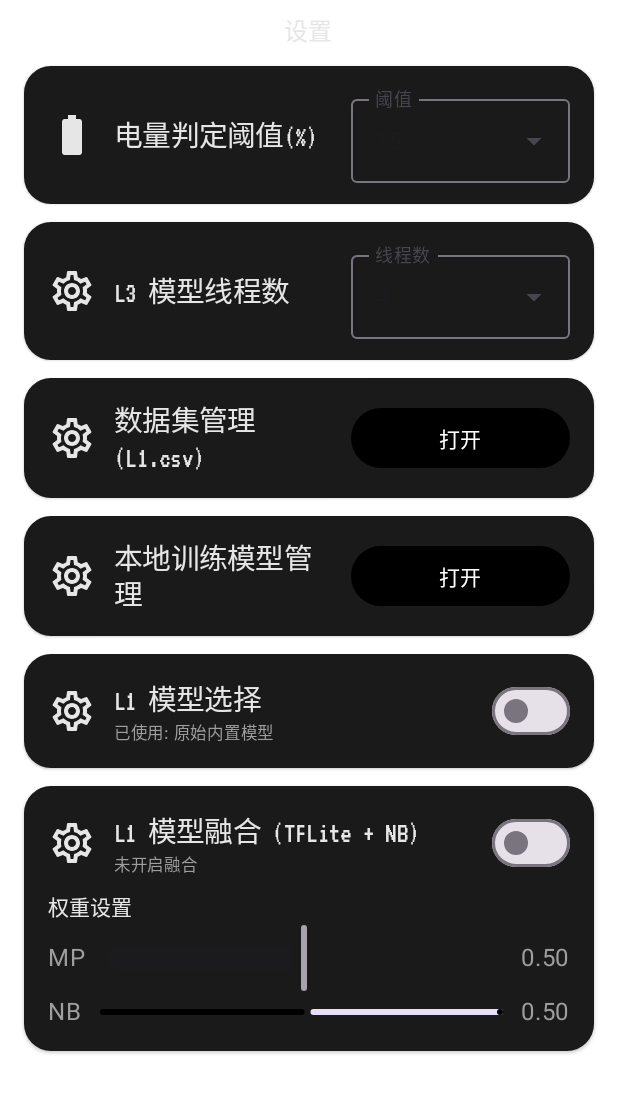
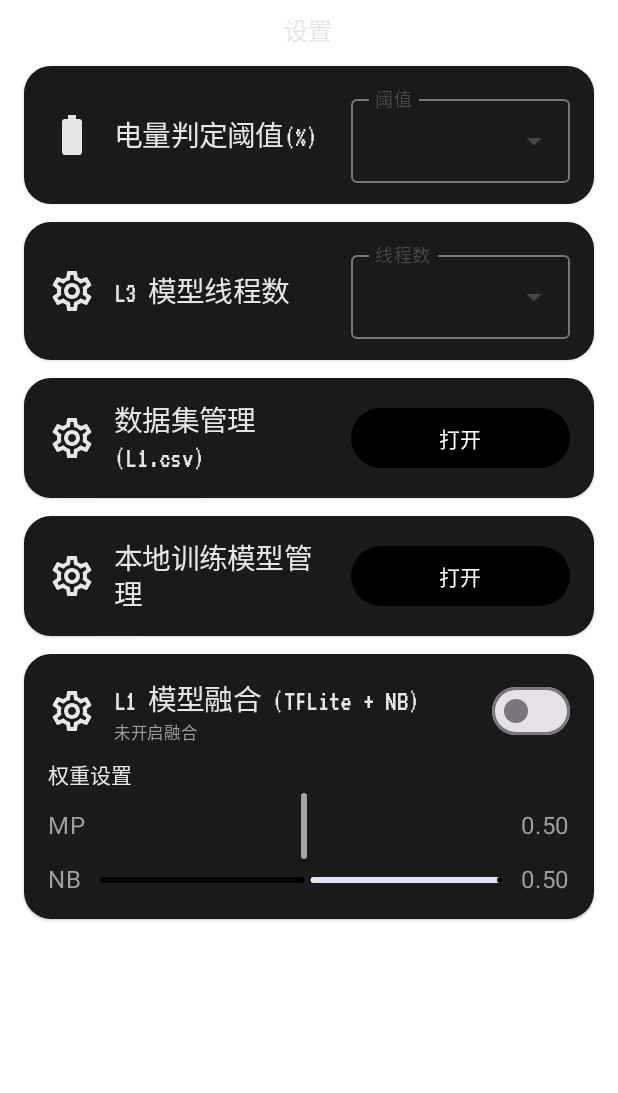
Before and after one commit to brill594/Zero, an Android app built with Jetpack Compose: the settings screen opened through its navigation route, on a phone screen of 412 x 824 dp. Shown: the top 1093 px of the screen. Run offline under Robolectric (Android 15) with nearby library versions, the phone set to English and light mode, and no system bars; our stand-ins replace accompanist; libraries missing offline, so code that uses them is left out: com.google.accompanist.navigation.

Commit message:
feat(TodoDao): 添加同时更新标题和截止时间的方法
refactor(ModelManageScreen): 改进模型文件与指标文件的匹配逻辑

fix(TodoScreen): 修正意图处理逻辑以同时更新标题和截止时间

style(SettingsScreen): 移除不再使用的L1模型选择开关

docs(README): 更新项目描述并添加截图引用

```diff
--- a/app/src/main/java/com/Brill/zero/data/db/TodoDao.kt
+++ b/app/src/main/java/com/Brill/zero/data/db/TodoDao.kt
@@ -23,6 +23,9 @@ interface TodoDao {
     @Query("UPDATE todos SET dueAt = :dueAt WHERE id = :id")
     suspend fun setDueAt(id: Long, dueAt: Long?)
 
+    @Query("UPDATE todos SET title = :title, dueAt = :dueAt WHERE id = :id")
+    suspend fun setTitleAndDueAt(id: Long, title: String, dueAt: Long?)
+
     @Query("DELETE FROM todos")
     suspend fun clearAll()
 }
--- a/app/src/main/java/com/Brill/zero/data/repo/ZeroRepository.kt
+++ b/app/src/main/java/com/Brill/zero/data/repo/ZeroRepository.kt
@@ -48,6 +48,11 @@ class ZeroRepository private constructor(private val db: ZeroDatabase, private v
         notifyWidgets()
     }
 
+    suspend fun updateTodoTitleAndDueAt(id: Long, title: String, dueAt: Long?) = withContext(Dispatchers.IO) {
+        db.todoDao().setTitleAndDueAt(id, title, dueAt)
+        notifyWidgets()
+    }
+
     suspend fun getNextOpenTodo(): TodoEntity? = withContext(Dispatchers.IO) {
         db.todoDao().getNextOpen()
     }
--- a/app/src/main/java/com/Brill/zero/ui/screen/DatasetManageScreen.kt
+++ b/app/src/main/java/com/Brill/zero/ui/screen/DatasetManageScreen.kt
@@ -210,7 +210,7 @@ fun DatasetManageScreen(onOpenSettings: () -> Unit = {}) {
                             }
                         },
                         colors = ButtonDefaults.buttonColors(containerColor = Color(0xFF3366FF))
-                    ) { Text("训练") }
+                    ) { Text("训练（NB）") }
                 }
             }
         }
--- a/app/src/main/java/com/Brill/zero/ui/screen/SettingsScreen.kt
+++ b/app/src/main/java/com/Brill/zero/ui/screen/SettingsScreen.kt
@@ -30,7 +30,6 @@ fun SettingsScreen(onOpenDashboard: () -> Unit = {}, onOpenDataset: () -> Unit =
     var batteryThreshold by remember { mutableStateOf(AppSettings.getBatteryThreshold(context)) }
     var l3Threads by remember { mutableStateOf(AppSettings.getL3Threads(context)) }
     val maxThreads = remember { Runtime.getRuntime().availableProcessors().coerceAtMost(8) }
-    var useLearned by remember { mutableStateOf(AppSettings.getUseLearnedL1(context)) }
     var fusionEnabled by remember { mutableStateOf(AppSettings.getL1FusionEnabled(context)) }
     var fusionWeightMp by remember { mutableStateOf(AppSettings.getL1FusionWeightMP(context)) }
     val fusionWeightNb = remember(fusionWeightMp) { 1f - fusionWeightMp }
@@ -182,41 +181,6 @@ fun SettingsScreen(onOpenDashboard: () -> Unit = {}, onOpenDataset: () -> Unit =
                 }
             }
 
-            // L1 模型选择（原始 / 学习）
-            ElevatedCard(
-                shape = RoundedCornerShape(18.dp),
-                colors = CardDefaults.elevatedCardColors(containerColor = Color(0xFF1A1A1A)),
-                modifier = Modifier.fillMaxWidth()
-            ) {
-                Row(
-                    Modifier
-                        .fillMaxWidth()
-                        .padding(horizontal = 16.dp, vertical = 14.dp),
-                    horizontalArrangement = Arrangement.spacedBy(12.dp),
-                    verticalAlignment = Alignment.CenterVertically
-                ) {
-                    Icon(Icons.Outlined.Settings, contentDescription = null, tint = Color(0xFFE6E6E6), modifier = Modifier.size(32.dp))
-                    Column(Modifier.weight(1f)) {
-                        Text(
-                            "L1 模型选择",
-                            color = Color(0xFFE6E6E6),
-                            style = MaterialTheme.typography.titleMedium.copy(
-                                fontSize = MaterialTheme.typography.titleMedium.fontSize * 1.2f,
-                                fontFamily = vt323
-                            )
-                        )
-                        val sub = if (useLearned) "已使用: L1_learned.tflite" else "已使用: 原始内置模型"
-                        Text(sub, color = Color(0xFF9E9E9E), style = MaterialTheme.typography.labelSmall)
-                    }
-                    Switch(
-                        checked = useLearned,
-                        onCheckedChange = { v ->
-                            useLearned = v
-                            AppSettings.setUseLearnedL1(context, v)
-                        }
-                    )
-                }
-            }
 
             // L1 融合（TFLite + 朴素贝叶斯）
             ElevatedCard(
```
Also changed, not shown: app/src/main/java/com/Brill/zero/ui/screen/ModelManageScreen.kt (+14 -3 lines), app/src/main/java/com/Brill/zero/ui/screen/TodoScreen.kt (+10 -5 lines), 3 other files.
